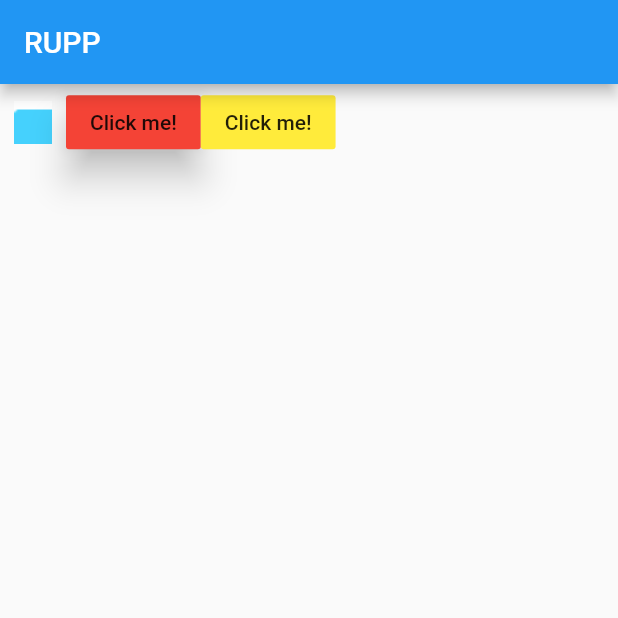
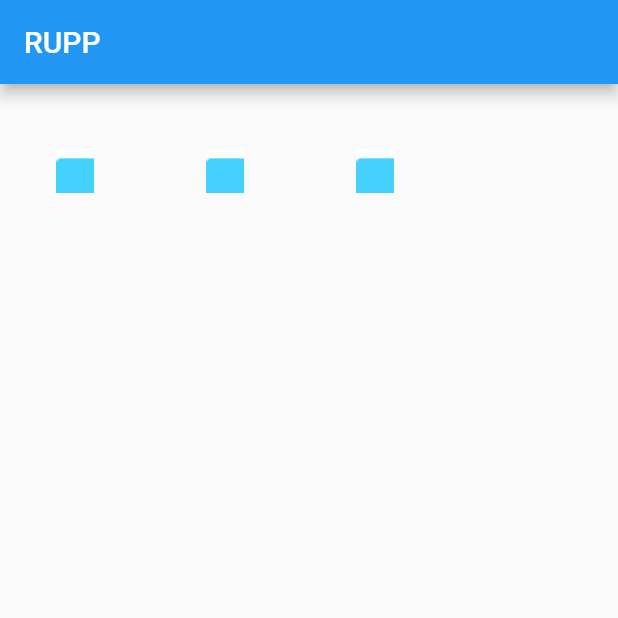
Before and after one commit to ChhailengTim/Basic_Flutter, a Flutter app: the screen it shows after launch, on a phone screen of 412 x 824 dp, the top half of it. Run offline on Flutter 3.47's test engine with Material 2 defaults, Android fonts, the phone set to English and light mode, and no system bars.

Commit message:
Row Image

```diff
--- a/button_flutter/lib/main.dart
+++ b/button_flutter/lib/main.dart
@@ -14,7 +14,9 @@ class MyApp extends StatelessWidget {
             appBar: AppBar(
               title: const Text("RUPP"),
             ),
-            body: Row(
+            body:
+                /*
+            Row(
               children: <Widget>[
                 Row(
                   children: <Widget>[
@@ -27,6 +29,14 @@ class MyApp extends StatelessWidget {
                 Row(
                   children: [myButton(), myButton2()],
                 )
+              ],
+            )));
+            */
+                Row(
+              children: <Widget>[
+                Image.asset("images/flutter.png", width: 100.0),
+                Image.asset("images/flutter.png", width: 100.0),
+                Image.asset("images/flutter.png", width: 100.0),
               ],
             )));
   }
```
